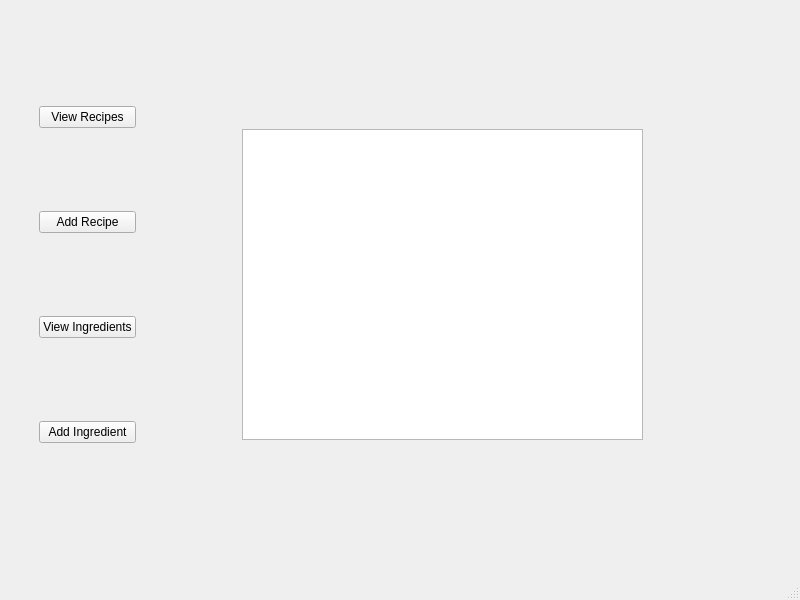
Bourkupine/cs4076-project, file mainwindow.ui: the form before one commit.
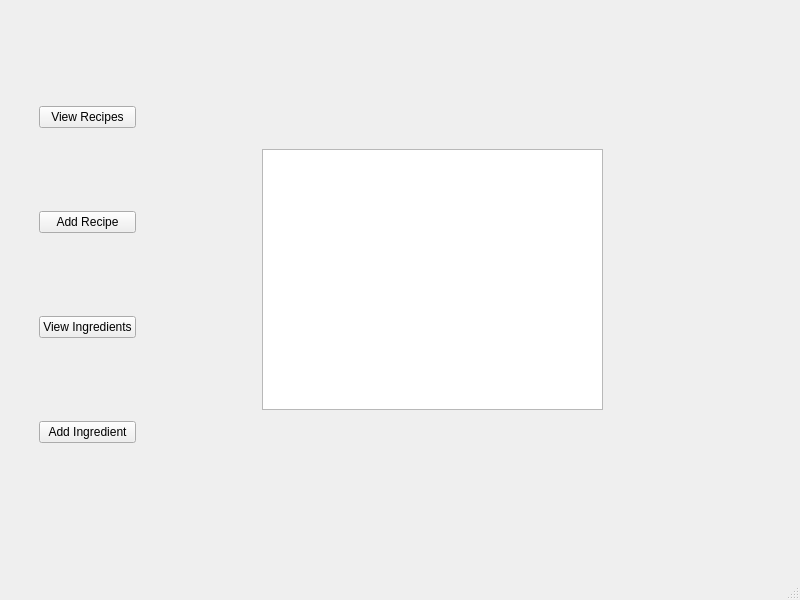
The form after the commit.

Commit message: added listwidget and implemented add recipe button

The edit to the form file:
```diff
--- a/mainwindow.ui
+++ b/mainwindow.ui
@@ -59,13 +59,13 @@
      <item>
       <widget class="QStackedWidget" name="stackedWidget">
        <widget class="QWidget" name="viewRecipe">
-        <widget class="QListView" name="listView">
+        <widget class="QListWidget" name="listOfRecipes">
          <property name="geometry">
           <rect>
-           <x>100</x>
-           <y>100</y>
-           <width>401</width>
-           <height>311</height>
+           <x>120</x>
+           <y>120</y>
+           <width>341</width>
+           <height>261</height>
           </rect>
          </property>
         </widget>
```
Left out of the diff: 7 changed lines with no effect on the pictures. The commit also changes 4 other files.
